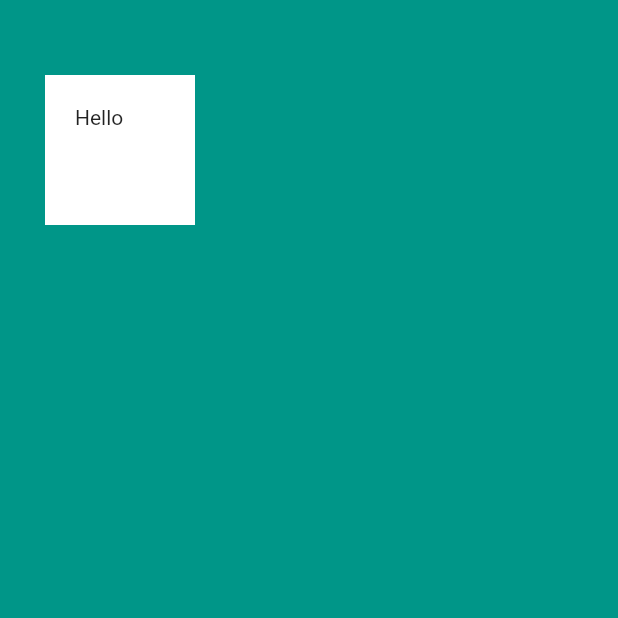
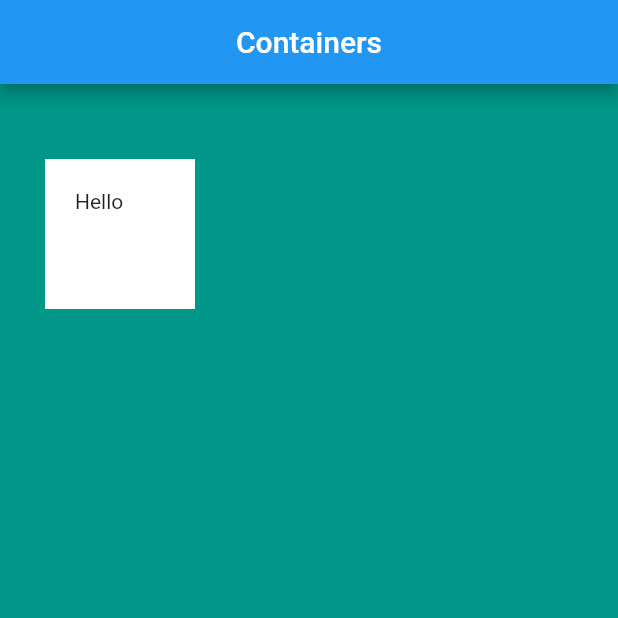
Before and after one commit to tdygert/containers_2, a Flutter app: the screen it shows after launch, on a phone screen of 412 x 824 dp, the top half of it. Run offline on Flutter 3.47's test engine with Material 2 defaults, Android fonts, the phone set to English and light mode, and no system bars.

Commit message:
fixted import "package:flutter/material.dart"

```diff
--- a/lib/main.dart
+++ b/lib/main.dart
@@ -1,3 +1,5 @@
+import 'package:flutter/material.dart';
+
 void main() => runApp(MyApp());
 
 class MyApp extends StatelessWidget {
@@ -5,13 +7,13 @@ class MyApp extends StatelessWidget {
     return MaterialApp(
         home: Scaffold(
       backgroundColor: Colors.teal,
-      /* appBar: AppBar(
+      appBar: AppBar(
         title: Center(
           child: Text(
             'Containers',
           ),
         ),
-      ),*/
+      ),
       body: SafeArea(
         child: Container(
           height: 100,
```
